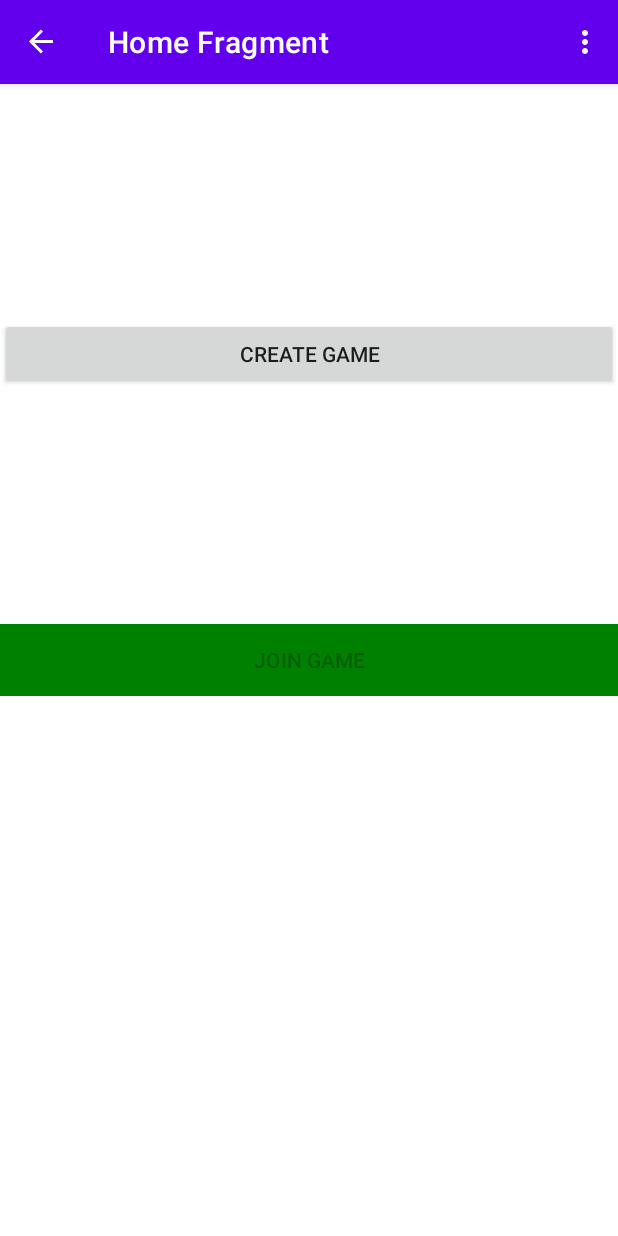
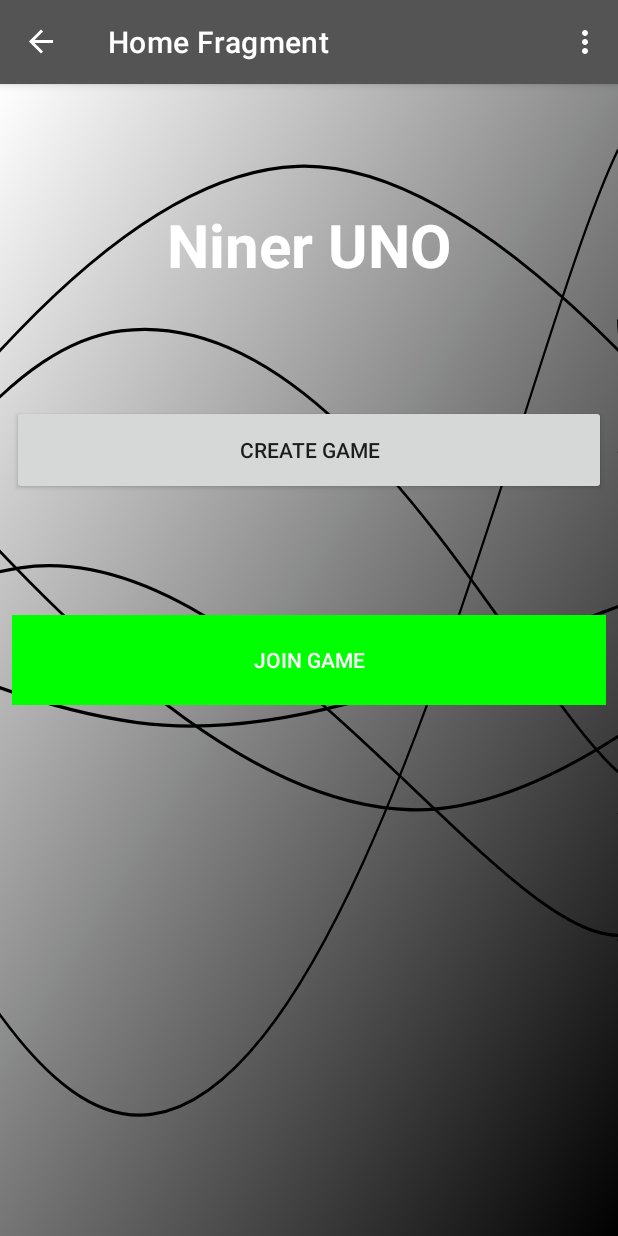
Before and after one commit to kailashchivhe/UNO-Game, an Android app: the HomeFragment screen opened directly, with no data from a screen before it, on a phone screen of 412 x 824 dp. Run offline under Robolectric (Android 15) with nearby library versions, the phone set to English and light mode, and no system bars; our stand-ins replace Firebase (no records; nobody signed in at launch, a user with empty details on screens opened directly), navigation-ui.

Commit message:
Updated UI

```diff
--- /dev/null
+++ b/app/src/main/res/drawable/background.xml
@@ -0,0 +1,51 @@
+<vector xmlns:android="http://schemas.android.com/apk/res/android"
+    xmlns:aapt="http://schemas.android.com/aapt"
+    android:width="600dp"
+    android:height="700dp"
+    android:viewportWidth="600"
+    android:viewportHeight="700">
+  <path
+      android:pathData="M0,0h600v700h-600z">
+    <aapt:attr name="android:fillColor">
+      <gradient
+          android:startX="-25.02"
+          android:startY="24.99"
+          android:endX="625.02"
+          android:endY="675.01"
+          android:type="linear">
+        <item android:offset="0" android:color="#01E7EEF5"/>
+        <item android:offset="1" android:color="#FF000000"/>
+      </gradient>
+    </aapt:attr>
+  </path>
+  <path
+      android:pathData="M-1051.95,360C-931.95,315.2 -691.95,82.8 -451.95,136C-211.95,189.2 -62.34,645.2 148.05,626C358.44,606.8 509.61,157.2 600,40"
+      android:strokeWidth="2"
+      android:fillColor="#00000000"
+      android:strokeColor="#000000"/>
+  <path
+      android:pathData="M-311.02,403C-191.02,332.4 48.98,55.2 288.98,50C528.98,44.8 826.77,342.4 888.98,377C951.18,411.6 657.8,253.8 600,223"
+      android:strokeWidth="2"
+      android:fillColor="#00000000"
+      android:strokeColor="#000000"/>
+  <path
+      android:pathData="M-201.59,155C-81.59,212.2 158.41,436.8 398.41,441C638.41,445.2 958.09,175.4 998.41,176C1038.73,176.6 679.68,390.4 600,444"
+      android:strokeWidth="2"
+      android:fillColor="#00000000"
+      android:strokeColor="#000000"/>
+  <path
+      android:pathData="M-580.47,629C-460.47,562 -220.47,316.8 19.53,294C259.53,271.2 503.43,545.2 619.53,515C735.62,484.8 603.91,217.4 600,143"
+      android:strokeWidth="2"
+      android:fillColor="#00000000"
+      android:strokeColor="#000000"/>
+  <path
+      android:pathData="M-466.64,205C-346.64,241.6 -106.64,367.8 133.36,388C373.36,408.2 640.03,279.4 733.36,306C826.69,332.6 626.67,478 600,521"
+      android:strokeWidth="2"
+      android:fillColor="#00000000"
+      android:strokeColor="#000000"/>
+  <path
+      android:pathData="M-1082.62,201C-962.62,262.2 -722.62,517.2 -482.62,507C-242.62,496.8 -99.14,167.8 117.38,150C333.91,132.2 503.48,364.4 600,418"
+      android:strokeWidth="2"
+      android:fillColor="#00000000"
+      android:strokeColor="#000000"/>
+</vector>
--- a/app/src/main/res/layout/fragment_game.xml
+++ b/app/src/main/res/layout/fragment_game.xml
@@ -4,6 +4,7 @@
     xmlns:tools="http://schemas.android.com/tools"
     android:layout_width="match_parent"
     android:layout_height="match_parent"
+    android:background="@drawable/background"
     tools:context=".ui.game.GameFragment">
 
     <TextView
@@ -11,7 +12,7 @@
         android:layout_width="wrap_content"
         android:layout_height="wrap_content"
         android:text="Your Turn"
-        android:textStyle="italic"
+        android:textStyle="italic|bold"
         android:textSize="24sp"
         android:layout_marginTop="10dp"
         app:layout_constraintTop_toTopOf="parent"
--- a/app/src/main/res/layout/fragment_home.xml
+++ b/app/src/main/res/layout/fragment_home.xml
@@ -3,15 +3,31 @@
     xmlns:app="http://schemas.android.com/apk/res-auto"
     xmlns:tools="http://schemas.android.com/tools"
     android:id="@+id/frameLayout"
+    android:background="@drawable/background"
     android:layout_width="match_parent"
     android:layout_height="match_parent"
     tools:context=".ui.home.HomeFragment">
 
+    <TextView
+        android:id="@+id/title"
+        android:text="Niner UNO"
+        android:textSize="40sp"
+        android:textStyle="bold"
+        android:textColor="@color/white"
+        app:layout_constraintTop_toTopOf="parent"
+        app:layout_constraintLeft_toLeftOf="parent"
+        app:layout_constraintRight_toRightOf="parent"
+        app:layout_constraintBottom_toTopOf="@id/gameRequestButton"
+        android:layout_width="wrap_content"
+        android:layout_height="wrap_content"/>
+
     <androidx.appcompat.widget.AppCompatButton
         android:id="@+id/gameRequestButton"
         android:layout_width="match_parent"
-        android:layout_height="wrap_content"
-        app:layout_constraintTop_toTopOf="parent"
+        android:layout_height="60dp"
+        android:layout_marginLeft="8dp"
+        android:layout_marginRight="8dp"
+        app:layout_constraintTop_toBottomOf="@id/title"
         app:layout_constraintBottom_toTopOf="@id/gameJoinButton"
         android:text="Create Game"
         />
@@ -19,36 +35,15 @@
     <androidx.appcompat.widget.AppCompatButton
         android:id="@+id/gameJoinButton"
         android:layout_width="match_parent"
-        android:layout_height="wrap_content"
+        android:layout_height="60dp"
+        android:layout_marginLeft="8dp"
+        android:layout_marginRight="8dp"
         app:layout_constraintTop_toTopOf="parent"
-        android:background="#008000"
+        android:background="#00FF00"
         app:layout_constraintTop_toBottomOf="@id/gameRequestButton"
         app:layout_constraintBottom_toBottomOf="parent"
         android:enabled="false"
+        android:textColor="@color/white"
         android:text="Join Game"
         />
-
-<!--    <TextView-->
-<!--        android:id="@+id/header_title"-->
-<!--        android:layout_width="wrap_content"-->
-<!--        android:layout_height="wrap_content"-->
-<!--        app:layout_constraintTop_toBottomOf="@id/gameRequestButton"-->
-<!--        android:textSize="18sp"-->
-<!--        android:text="Game Requests List"-->
-<!--        android:textStyle="bold"-->
-<!--        android:layout_marginTop="8dp"-->
-<!--        android:textColor="@color/black"-->
-<!--        app:layout_constraintLeft_toLeftOf="parent"-->
-<!--        app:layout_constraintRight_toRightOf="parent" />-->
-
-<!--    <androidx.recyclerview.widget.RecyclerView-->
-<!--        android:id="@+id/recyclerViewGameRequest"-->
-<!--        android:layout_width="match_parent"-->
-<!--        android:layout_height="wrap_content"-->
-<!--        android:layout_marginStart="8dp"-->
-<!--        android:layout_marginTop="8dp"-->
-<!--        android:layout_marginEnd="8dp"-->
-<!--        app:layout_constraintEnd_toEndOf="parent"-->
-<!--        app:layout_constraintStart_toStartOf="parent"-->
-<!--        app:layout_constraintTop_toBottomOf="@id/header_title" />-->
 </androidx.constraintlayout.widget.ConstraintLayout>
--- a/app/src/main/res/layout/fragment_login.xml
+++ b/app/src/main/res/layout/fragment_login.xml
@@ -4,6 +4,7 @@ xmlns:app="http://schemas.android.com/apk/res-auto"
 xmlns:tools="http://schemas.android.com/tools"
 android:layout_width="match_parent"
 android:layout_height="match_parent"
+    android:background="@drawable/background"
 tools:context=".ui.authentication.LoginFragment">
 
     <EditText
@@ -38,10 +39,11 @@ tools:context=".ui.authentication.LoginFragment">
 
 <Button
     android:id="@+id/buttonLogin"
-    android:layout_width="wrap_content"
-    android:layout_height="wrap_content"
-    android:layout_marginStart="16dp"
+    android:layout_width="match_parent"
+    android:layout_height="60dp"
     android:layout_marginTop="48dp"
+    android:layout_marginLeft="8dp"
+    android:layout_marginRight="8dp"
     android:text="Login"
     android:textAllCaps="false"
     app:layout_constraintStart_toStartOf="parent"
@@ -49,9 +51,11 @@ tools:context=".ui.authentication.LoginFragment">
 
 <Button
     android:id="@+id/buttonRegister"
-    android:layout_width="wrap_content"
-    android:layout_height="wrap_content"
-    android:layout_marginTop="64dp"
+    android:layout_width="match_parent"
+    android:layout_height="60dp"
+    android:layout_marginTop="10dp"
+    android:layout_marginLeft="8dp"
+    android:layout_marginRight="8dp"
     android:text="Register"
     android:textAllCaps="false"
     app:layout_constraintEnd_toEndOf="parent"
--- a/app/src/main/res/layout/fragment_profile.xml
+++ b/app/src/main/res/layout/fragment_profile.xml
@@ -5,12 +5,13 @@
         android:id="@+id/frameLayout2"
         android:layout_width="match_parent"
         android:layout_height="match_parent"
+        android:background="@drawable/background"
         tools:context=".ui.profile.ProfileFragment">
 
     <Button
         android:id="@+id/buttonProfileUpdate"
         android:layout_width="0dp"
-        android:layout_height="wrap_content"
+        android:layout_height="60dp"
         android:layout_marginStart="8dp"
         android:layout_marginTop="24dp"
         android:layout_marginEnd="8dp"
@@ -23,7 +24,7 @@
     <Button
         android:id="@+id/buttonProfileCancel"
         android:layout_width="0dp"
-        android:layout_height="wrap_content"
+        android:layout_height="60dp"
         android:layout_marginStart="8dp"
         android:layout_marginTop="16dp"
         android:layout_marginEnd="8dp"
@@ -72,12 +73,14 @@
             android:id="@+id/radioButtonProfileMale"
             android:layout_width="match_parent"
             android:layout_height="wrap_content"
+            android:textColor="@color/white"
             android:text="Male" />
 
         <RadioButton
             android:id="@+id/radioButtonProfileFemale"
             android:layout_width="match_parent"
             android:layout_height="wrap_content"
+            android:textColor="@color/white"
             android:text="Female" />
     </RadioGroup>
 
--- a/app/src/main/res/layout/fragment_registration.xml
+++ b/app/src/main/res/layout/fragment_registration.xml
@@ -3,6 +3,7 @@
 xmlns:app="http://schemas.android.com/apk/res-auto"
 xmlns:tools="http://schemas.android.com/tools"
 android:layout_width="match_parent"
+    android:background="@drawable/background"
 android:layout_height="match_parent">
 <androidx.constraintlayout.widget.ConstraintLayout
     android:layout_width="match_parent"
@@ -56,12 +57,14 @@ android:layout_height="match_parent">
             android:id="@+id/radioButtonMale"
             android:layout_width="match_parent"
             android:layout_height="wrap_content"
+            android:textColor="@color/white"
             android:text="Male" />
 
         <RadioButton
             android:id="@+id/radioButtonFemale"
             android:layout_width="match_parent"
             android:layout_height="wrap_content"
+            android:textColor="@color/white"
             android:text="Female" />
 
     </RadioGroup>
@@ -84,7 +87,7 @@ android:layout_height="match_parent">
     <Button
         android:id="@+id/buttonRegisterSubmit"
         android:layout_width="match_parent"
-        android:layout_height="wrap_content"
+        android:layout_height="60dp"
         android:layout_marginTop="32dp"
         android:text="Register"
         android:textAllCaps="false"
@@ -96,7 +99,7 @@ android:layout_height="match_parent">
     <Button
         android:id="@+id/buttonRegisterCancel"
         android:layout_width="match_parent"
-        android:layout_height="wrap_content"
+        android:layout_height="60dp"
         android:layout_marginTop="8dp"
         android:text="Cancel"
         android:textAllCaps="false"
--- a/app/src/main/res/values/colors.xml
+++ b/app/src/main/res/values/colors.xml
@@ -1,9 +1,9 @@
 <?xml version="1.0" encoding="utf-8"?>
 <resources>
     <color name="purple_200">#FFBB86FC</color>
-    <color name="purple_500">#FF6200EE</color>
-    <color name="purple_700">#FF3700B3</color>
-    <color name="teal_200">#FF03DAC5</color>
+    <color name="purple_500">#545454</color>
+    <color name="purple_700">#252525</color>
+    <color name="teal_200">#0A0A0A</color>
     <color name="teal_700">#FF018786</color>
     <color name="black">#FF000000</color>
     <color name="white">#FFFFFFFF</color>
```
Also changed, not shown: app/src/main/res/backgroundImage.svg (added).
